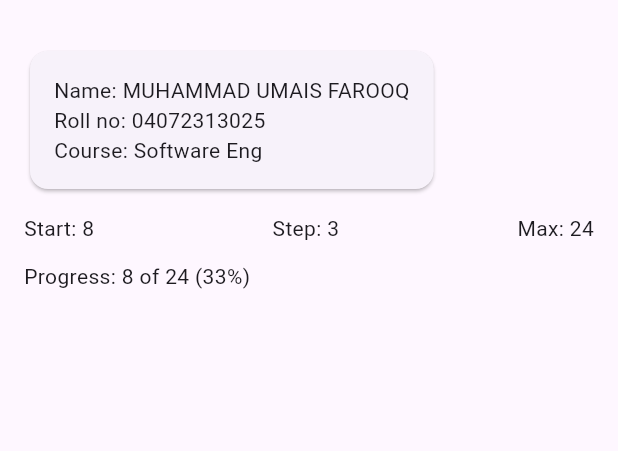
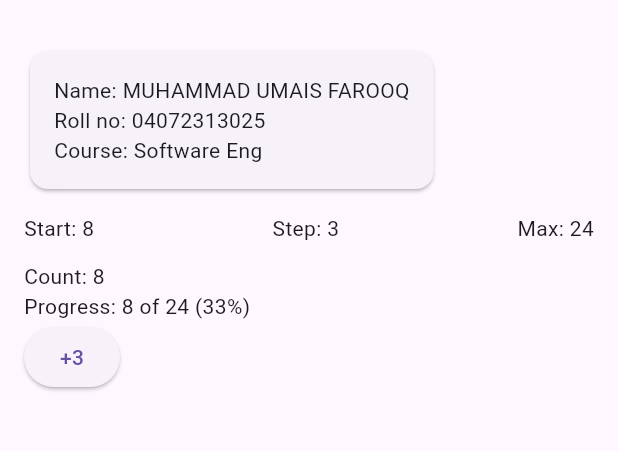
Before and after one commit to MalikUmais/flutter-tasks, a Flutter app: the screen it shows after launch, on a phone screen of 412 x 824 dp, the part 63-514 px from its top. Run offline on Flutter 3.47's test engine with Material 3 defaults, Android fonts, the phone set to English and light mode, and no system bars.

Commit message:
Flutter lab: step 5

```diff
--- a/flutter_lab/lib/main.dart
+++ b/flutter_lab/lib/main.dart
@@ -73,7 +73,7 @@
               ],
             ),
             const SizedBox(height: 12),
-            GoalBanner(count: startCount, max: maxCount),
+            const Tally(),
           ],
         ),
       ),
@@ -127,6 +127,39 @@
   }
 }
 
+class Tally extends StatefulWidget {
+const Tally({super.key});
+@override
+  State<Tally> createState() => _TallyState();
+}
+class _TallyState extends State<Tally> {
+  int _count = startCount;
+
+  void _plus() {
+    setState(() {
+      _count += stepSize;
+    });
+  }
+  @override
+  Widget build(BuildContext context) {
+    return Column(
+      crossAxisAlignment: CrossAxisAlignment.start,
+      children: [
+        Text('Count: $_count', key: const Key('count')),
+        GoalBanner(count: _count, max: maxCount),
+        Row(
+          children: [
+            ElevatedButton(
+              key: const Key('plus'),
+              onPressed: _plus,
+              child: Text('+$stepSize'),
+            ),
+          ],
+        ),
+      ],
+    );
+  }
+}
 // ---- Provided for Step 7. It has a bug on purpose. Do not rename anything.
 class BuggyCounter extends StatefulWidget {
   const BuggyCounter({super.key});
```
